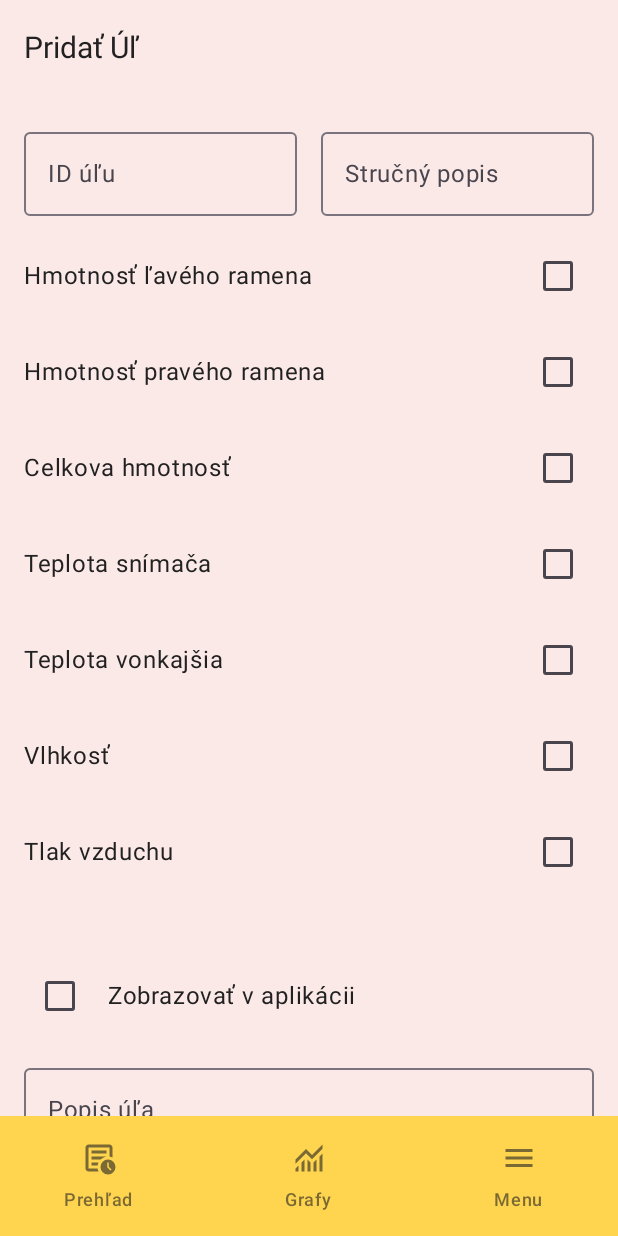
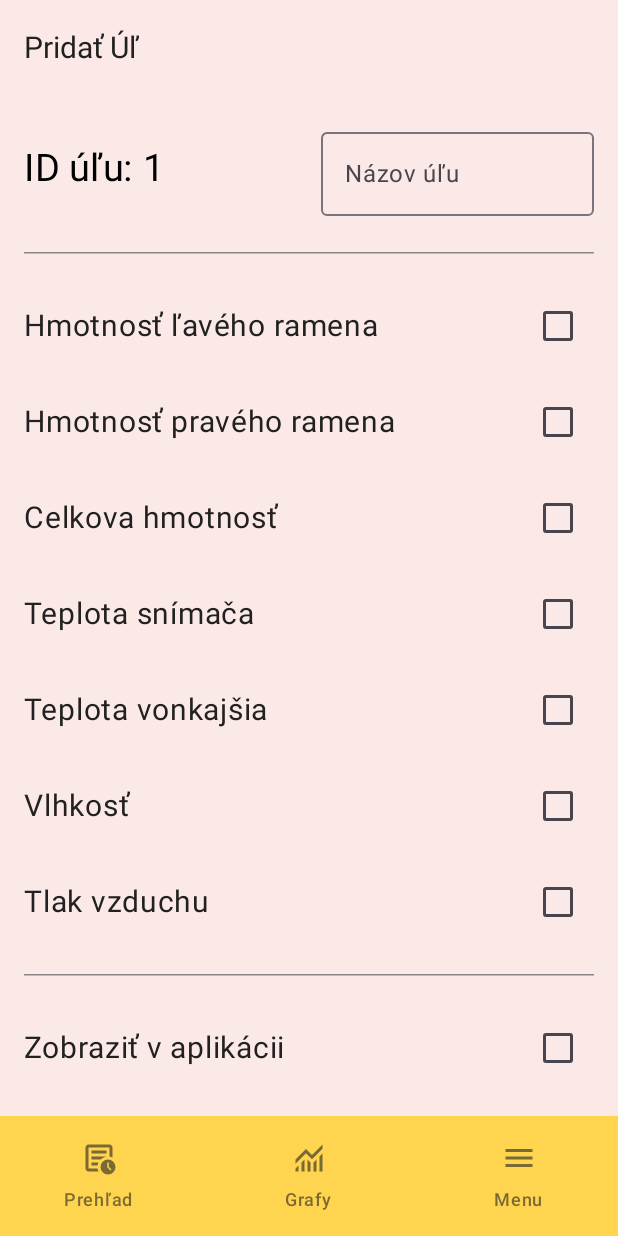
Before and after one commit to Miclah/BeeSense, an Android app built with Jetpack Compose: the HiveEditorScreen screen opened through its navigation route, on a phone screen of 412 x 824 dp. Run offline under Robolectric (Android 15) with nearby library versions, the phone set to English and light mode, and no system bars.

Commit message:
Enhanced UI for Hive Editor Screen
- Enlarged text size for buttons and important labels.

```diff
--- a/app/src/main/java/com/beesense/ui/components/HiveCheckBox.kt
+++ b/app/src/main/java/com/beesense/ui/components/HiveCheckBox.kt
@@ -8,6 +8,7 @@ import androidx.compose.material3.Text
 import androidx.compose.runtime.Composable
 import androidx.compose.ui.Alignment
 import androidx.compose.ui.Modifier
+import androidx.compose.ui.unit.sp
 
 @Composable
 fun HiveCheckboxItem(
@@ -20,7 +21,7 @@ fun HiveCheckboxItem(
         verticalAlignment = Alignment.CenterVertically,
         horizontalArrangement = Arrangement.SpaceBetween
     ) {
-        Text(text = label)
+        Text(text = label, fontSize = 20.sp)
         Checkbox(
             checked = checked,
             onCheckedChange = onCheckedChange
--- a/app/src/main/java/com/beesense/ui/screens/subscreens/HiveEditorScreen.kt
+++ b/app/src/main/java/com/beesense/ui/screens/subscreens/HiveEditorScreen.kt
@@ -8,16 +8,13 @@ import androidx.compose.foundation.layout.fillMaxSize
 import androidx.compose.foundation.layout.fillMaxWidth
 import androidx.compose.foundation.layout.height
 import androidx.compose.foundation.layout.padding
-import androidx.compose.foundation.layout.width
 import androidx.compose.foundation.rememberScrollState
 import androidx.compose.foundation.verticalScroll
 import androidx.compose.material3.Button
-import androidx.compose.material3.Checkbox
 import androidx.compose.material3.ExperimentalMaterial3Api
+import androidx.compose.material3.HorizontalDivider
 import androidx.compose.material3.OutlinedTextField
-import androidx.compose.material3.Scaffold
 import androidx.compose.material3.Text
-import androidx.compose.material3.TopAppBar
 import androidx.compose.runtime.Composable
 import androidx.compose.runtime.getValue
 import androidx.compose.runtime.mutableStateOf
@@ -25,16 +22,19 @@ import androidx.compose.runtime.remember
 import androidx.compose.runtime.setValue
 import androidx.compose.ui.Alignment
 import androidx.compose.ui.Modifier
+import androidx.compose.ui.graphics.Color
 import androidx.compose.ui.unit.dp
 import androidx.compose.ui.unit.sp
 import com.beesense.ui.components.HiveCheckboxItem
+import androidx.compose.material3.Scaffold
+import androidx.compose.material3.TopAppBar
 
 @OptIn(ExperimentalMaterial3Api::class)
 @Composable
 fun HiveEditorScreen(
     isEditing: Boolean = false
 ) {
-    var hiveId by remember { mutableStateOf("") }
+    var hiveId by remember { mutableStateOf("1") }
     var shortDescription by remember { mutableStateOf("") }
 
     var leftArmWeight by remember { mutableStateOf(false) }
@@ -70,21 +70,30 @@ fun HiveEditorScreen(
         ) {
             Row(
                 modifier = Modifier.fillMaxWidth(),
-                horizontalArrangement = Arrangement.spacedBy(16.dp)
+                horizontalArrangement = Arrangement.spacedBy(16.dp),
+                verticalAlignment = Alignment.CenterVertically
             ) {
-                OutlinedTextField(
-                    value = hiveId,
-                    onValueChange = { hiveId = it },
-                    label = { Text("ID úľu") },
-                    modifier = Modifier.weight(1f)
+                Text(
+                    "ID úľu: $hiveId",
+                    modifier = Modifier
+                        .weight(1f)
+                        .padding(vertical = 10.dp),
+                    fontSize = 25.sp,
+                    color = Color.Black
                 )
                 OutlinedTextField(
                     value = shortDescription,
                     onValueChange = { shortDescription = it },
-                    label = { Text("Stručný popis") },
+                    label = { Text("Názov úľu") },
                     modifier = Modifier.weight(1f)
                 )
             }
+
+            HorizontalDivider(
+                modifier = Modifier.padding(vertical = 8.dp),
+                thickness = 1.dp,
+                color = Color.Gray
+            )
 
             HiveCheckboxItem(
                 label = "Hmotnosť ľavého ramena",
@@ -122,18 +131,17 @@ fun HiveEditorScreen(
                 onCheckedChange = { airPressure = it }
             )
 
-            Spacer(modifier = Modifier.height(16.dp))
-            Row(
-                modifier = Modifier.fillMaxWidth(),
-                verticalAlignment = Alignment.CenterVertically
-            ) {
-                Checkbox(
-                    checked = showInApp,
-                    onCheckedChange = { showInApp = it }
-                )
-                Spacer(modifier = Modifier.width(8.dp))
-                Text(text = "Zobrazovať v aplikácii")
-            }
+            HorizontalDivider(
+                modifier = Modifier.padding(vertical = 8.dp),
+                thickness = 1.dp,
+                color = Color.Gray
+            )
+
+            HiveCheckboxItem(
+                label = "Zobraziť v aplikácii",
+                checked = airPressure,
+                onCheckedChange = { showInApp = it }
+            )
 
             OutlinedTextField(
                 value = hiveDescription,
@@ -150,19 +158,33 @@ fun HiveEditorScreen(
                 Button(
                     onClick = {
                         // TODO: Save button logic
-                    }
+                    },
+                    modifier = Modifier
+                        .height(60.dp)
+                        .fillMaxWidth(0.5f),
                 ) {
-                    Text("Uložiť")
+                    Text(
+                        "Uložiť",
+                        fontSize = 25.sp
+                    )
                 }
+
                 if (isEditing) {
                     Button(
                         onClick = {
                             // TODO: Editing logic
-                        }
+                        },
+                        modifier = Modifier
+                            .height(60.dp)
+                            .fillMaxWidth(0.5f),
                     ) {
-                        Text("Vymazať")
+                        Text(
+                            "Vymazať",
+                            fontSize = 25.sp
+                        )
                     }
                 }
+
             }
         }
     }
```
